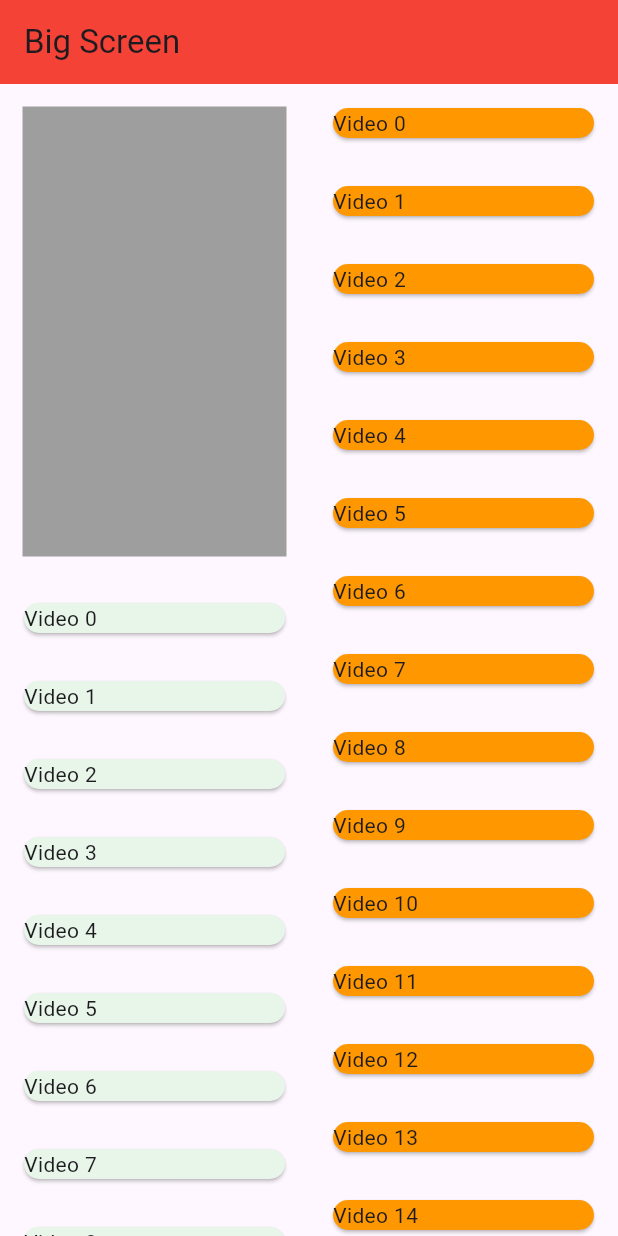
After one commit to sreedeviluminar/sep_advancedtopics, a Flutter app: the BigScreen screen opened directly, on a phone screen of 412 x 824 dp. The commit adds this screen. Run offline on Flutter 3.47's test engine with Material 3 defaults, Android fonts, the phone set to English and light mode, and no system bars; our stand-ins replace cloud_firestore, firebase_auth, firebase_core, firebase_storage, image_picker, page_transition and 3 more; accounts and stored records are empty.

Commit message:
initial commit

```diff
--- /dev/null
+++ b/lib/mediaquery/firstpage.dart
@@ -0,0 +1,105 @@
+import 'package:flutter/material.dart';
+
+void main() {
+  runApp(MaterialApp(
+    home: mainPageMedia(),
+  ));
+}
+
+class mainPageMedia extends StatelessWidget {
+  bool? isLargeScreen;
+
+  @override
+  Widget build(BuildContext context) {
+    var width = MediaQuery.of(context).size.width;
+    isLargeScreen = width > 600;
+    return Scaffold(
+        body: isLargeScreen == true ?
+        BigScreen() : MobileScreen());
+  }
+}
+
+class MobileScreen extends StatelessWidget {
+  @override
+  Widget build(BuildContext context) {
+    return Scaffold(
+      appBar: AppBar(
+        title: const Text("Mobile Screen"),
+        backgroundColor: Colors.yellow,
+      ),
+      body: Column(
+        children: [
+          Padding(
+            padding: const EdgeInsets.all(15.0),
+            child: Container(
+              height: 300,
+              decoration: BoxDecoration(color: Colors.greenAccent),
+            ),
+          ),
+          Expanded(
+            child: ListView.builder(itemBuilder: (context, index) {
+              return Padding(
+                padding: const EdgeInsets.all(12.0),
+                child: Card(
+                  color: Colors.pink.shade50,
+                  child: Text("Video $index"),
+                ),
+              );
+            }),
+          ),
+        ],
+      ),
+    );
+  }
+}
+
+class BigScreen extends StatelessWidget {
+  @override
+  Widget build(BuildContext context) {
+    return Scaffold(
+      appBar: AppBar(
+        title: Text("Big Screen"),
+        backgroundColor: Colors.red,
+      ),
+      body: Row(
+        children: [
+          Expanded(
+            child: Column(
+              children: [
+                Padding(
+                  padding: const EdgeInsets.all(15.0),
+                  child: Container(
+                    height: 300,
+                    decoration: BoxDecoration(color: Colors.grey),
+                  ),
+                ),
+                Expanded(
+                  child: ListView.builder(itemBuilder: (context, index) {
+                    return Padding(
+                      padding: const EdgeInsets.all(12.0),
+                      child: Card(
+                        color: Colors.green.shade50,
+                        child: Text("Video $index"),
+                      ),
+                    );
+                  }),
+                ),
+              ],
+            ),
+          ),
+          Expanded(
+            child: ListView.builder(itemBuilder: (context, index) {
+              return Padding(
+                padding: const EdgeInsets.all(12.0),
+                child: Card(
+                  color: Colors.orange,
+                  child: Text("Video $index"),
+                ),
+              );
+            }),
+          )
+        ],
+      ),
+    );
+  }
+}
--- a/lib/storages/firebaseEx/firebase_image_store/fire_storagee.dart
+++ b/lib/storages/firebaseEx/firebase_image_store/fire_storagee.dart
@@ -56,7 +56,6 @@ class _Fire_Img_storageState extends State<Fire_Img_storage> {
           Expanded(
               child: FutureBuilder(
                   future: loadMedia(),
-
                   /// images returned from  method
                   builder: (context, snapshot) {
                     if (snapshot.connectionState == ConnectionState.done) {
@@ -122,7 +121,7 @@ class _Fire_Img_storageState extends State<Fire_Img_storage> {
       images.add({
         'imageurl': fileUrl,
         'path': singleFile.fullPath,
-        'uploaded_by': metadata.customMetadata?['uploaded_by'] ?? "NoData",
+        'uploaded_by': metadata.customMetadata?['uploaded_by'] ?? metadata.fullPath,
         'time': metadata.customMetadata?['time'] ?? "No Time Found"
       });
     });
```
